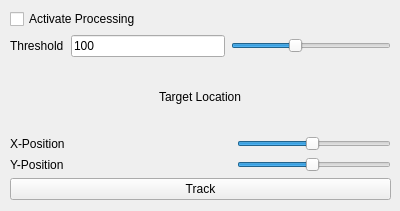
First picture: the form in marangonitrackingdialog.ui, repository SamDehaeck/GigaViewer, before the edit.
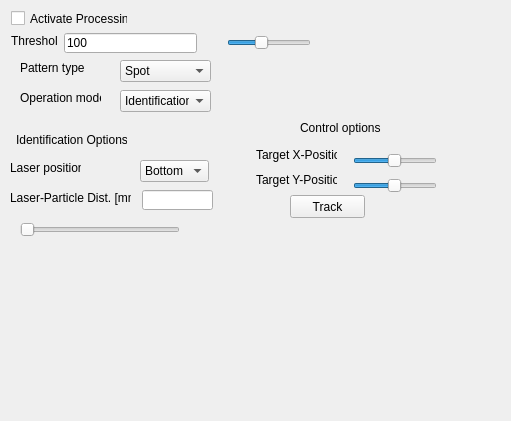
Second picture: the form after the edit.

Commit message:
Interface first iteration
Add buttons for the final form

Diff of the .ui file:
```diff
--- a/marangonitrackingdialog.ui
+++ b/marangonitrackingdialog.ui
@@ -6,8 +6,8 @@
    <rect>
     <x>0</x>
     <y>0</y>
-    <width>400</width>
-    <height>211</height>
+    <width>511</width>
+    <height>421</height>
    </rect>
   </property>
   <property name="windowTitle">
@@ -16,46 +16,235 @@
   <property name="windowOpacity">
    <double>0.800000000000000</double>
   </property>
-  <widget class="QWidget" name="gridLayoutWidget">
+  <widget class="QLabel" name="label_2">
    <property name="geometry">
     <rect>
+     <x>300</x>
+     <y>120</y>
+     <width>91</width>
+     <height>16</height>
+    </rect>
+   </property>
+   <property name="text">
+    <string>Control options</string>
+   </property>
+  </widget>
+  <widget class="QLabel" name="label_5">
+   <property name="geometry">
+    <rect>
+     <x>20</x>
+     <y>60</y>
+     <width>71</width>
+     <height>16</height>
+    </rect>
+   </property>
+   <property name="text">
+    <string>Pattern type</string>
+   </property>
+  </widget>
+  <widget class="QComboBox" name="comboBox">
+   <property name="geometry">
+    <rect>
+     <x>120</x>
+     <y>60</y>
+     <width>91</width>
+     <height>22</height>
+    </rect>
+   </property>
+   <item>
+    <property name="text">
+     <string>Spot</string>
+    </property>
+   </item>
+   <item>
+    <property name="text">
+     <string>Arc</string>
+    </property>
+   </item>
+   <item>
+    <property name="text">
+     <string>Circle</string>
+    </property>
+   </item>
+  </widget>
+  <widget class="QComboBox" name="comboBox_2">
+   <property name="geometry">
+    <rect>
+     <x>120</x>
+     <y>90</y>
+     <width>91</width>
+     <height>22</height>
+    </rect>
+   </property>
+   <item>
+    <property name="text">
+     <string>Identification</string>
+    </property>
+   </item>
+   <item>
+    <property name="text">
+     <string>Control</string>
+    </property>
+   </item>
+   <item>
+    <property name="text">
+     <string>Control with FF</string>
+    </property>
+   </item>
+  </widget>
+  <widget class="QLabel" name="label_6">
+   <property name="geometry">
+    <rect>
+     <x>20</x>
+     <y>90</y>
+     <width>81</width>
+     <height>16</height>
+    </rect>
+   </property>
+   <property name="text">
+    <string>Operation mode</string>
+   </property>
+  </widget>
+  <widget class="QLabel" name="label_7">
+   <property name="geometry">
+    <rect>
+     <x>16</x>
+     <y>130</y>
+     <width>111</width>
+     <height>20</height>
+    </rect>
+   </property>
+   <property name="text">
+    <string>Identification Options</string>
+   </property>
+  </widget>
+  <widget class="QLabel" name="label_8">
+   <property name="geometry">
+    <rect>
      <x>10</x>
-     <y>9</y>
-     <width>381</width>
-     <height>191</height>
+     <y>160</y>
+     <width>71</width>
+     <height>16</height>
     </rect>
    </property>
-   <layout class="QGridLayout" name="gridLayout">
-    <item row="0" column="0" colspan="4">
+   <property name="text">
+    <string>Laser position</string>
+   </property>
+  </widget>
+  <widget class="QLineEdit" name="lineEdit">
+   <property name="geometry">
+    <rect>
+     <x>142</x>
+     <y>190</y>
+     <width>71</width>
+     <height>20</height>
+    </rect>
+   </property>
+  </widget>
+  <widget class="QLabel" name="label_9">
+   <property name="geometry">
+    <rect>
+     <x>10</x>
+     <y>190</y>
+     <width>121</width>
+     <height>16</height>
+    </rect>
+   </property>
+   <property name="text">
+    <string>Laser-Particle Dist. [mm]</string>
+   </property>
+  </widget>
+  <widget class="QComboBox" name="comboBox_3">
+   <property name="geometry">
+    <rect>
+     <x>140</x>
+     <y>160</y>
+     <width>69</width>
+     <height>22</height>
+    </rect>
+   </property>
+   <item>
+    <property name="text">
+     <string>Bottom</string>
+    </property>
+   </item>
+   <item>
+    <property name="text">
+     <string>Right</string>
+    </property>
+   </item>
+   <item>
+    <property name="text">
+     <string>Top</string>
+    </property>
+   </item>
+   <item>
+    <property name="text">
+     <string>Left</string>
+    </property>
+   </item>
+  </widget>
+  <widget class="QSlider" name="horizontalSlider">
+   <property name="geometry">
+    <rect>
+     <x>20</x>
+     <y>220</y>
+     <width>160</width>
+     <height>19</height>
+    </rect>
+   </property>
+   <property name="orientation">
+    <enum>Qt::Horizontal</enum>
+   </property>
+  </widget>
+  <widget class="QLabel" name="label_4">
+   <property name="geometry">
+    <rect>
+     <x>256</x>
+     <y>170</y>
+     <width>81</width>
+     <height>20</height>
+    </rect>
+   </property>
+   <property name="text">
+    <string>Target Y-Position</string>
+   </property>
+  </widget>
      <widget class="QCheckBox" name="activateBox">
+   <property name="geometry">
+    <rect>
+     <x>11</x>
+     <y>10</y>
+     <width>117</width>
+     <height>17</height>
+    </rect>
+   </property>
       <property name="text">
        <string>Activate Processing</string>
       </property>
      </widget>
-    </item>
-    <item row="4" column="0">
-     <widget class="QLabel" name="label_4">
-      <property name="text">
-       <string>Y-Position</string>
-      </property>
-     </widget>
-    </item>
-    <item row="1" column="0">
      <widget class="QLabel" name="label">
+   <property name="geometry">
+    <rect>
+     <x>11</x>
+     <y>33</y>
+     <width>47</width>
+     <height>16</height>
+    </rect>
+   </property>
       <property name="text">
        <string>Threshold</string>
       </property>
      </widget>
-    </item>
-    <item row="2" column="0" colspan="4" alignment="Qt::AlignHCenter">
-     <widget class="QLabel" name="label_2">
-      <property name="text">
-       <string>Target Location</string>
-      </property>
-     </widget>
-    </item>
-    <item row="3" column="3">
      <widget class="QSlider" name="horPosition">
+   <property name="geometry">
+    <rect>
+     <x>353</x>
+     <y>151</y>
+     <width>84</width>
+     <height>19</height>
+    </rect>
+   </property>
       <property name="maximum">
        <number>1024</number>
       </property>
@@ -69,9 +258,15 @@
        <enum>Qt::Horizontal</enum>
       </property>
      </widget>
-    </item>
-    <item row="5" column="0" colspan="4">
      <widget class="QPushButton" name="trackButton">
+   <property name="geometry">
+    <rect>
+     <x>290</x>
+     <y>195</y>
+     <width>75</width>
+     <height>23</height>
+    </rect>
+   </property>
       <property name="focusPolicy">
        <enum>Qt::NoFocus</enum>
       </property>
@@ -82,9 +277,15 @@
        <bool>true</bool>
       </property>
      </widget>
-    </item>
-    <item row="1" column="2" colspan="2">
      <widget class="QSlider" name="thresholdSlider">
+   <property name="geometry">
+    <rect>
+     <x>227</x>
+     <y>33</y>
+     <width>84</width>
+     <height>19</height>
+    </rect>
+   </property>
       <property name="maximum">
        <number>255</number>
       </property>
@@ -101,16 +302,28 @@
        <enum>QSlider::NoTicks</enum>
       </property>
      </widget>
-    </item>
-    <item row="3" column="0">
      <widget class="QLabel" name="label_3">
+   <property name="geometry">
+    <rect>
+     <x>256</x>
+     <y>145</y>
+     <width>81</width>
+     <height>20</height>
+    </rect>
+   </property>
       <property name="text">
-       <string>X-Position</string>
-      </property>
-     </widget>
-    </item>
-    <item row="4" column="3">
+    <string>Target X-Position</string>
+   </property>
+  </widget>
      <widget class="QSlider" name="vertPosition">
+   <property name="geometry">
+    <rect>
+     <x>353</x>
+     <y>176</y>
+     <width>84</width>
+     <height>19</height>
+    </rect>
+   </property>
       <property name="maximum">
        <number>1024</number>
       </property>
@@ -124,15 +337,18 @@
        <enum>Qt::Horizontal</enum>
       </property>
      </widget>
-    </item>
-    <item row="1" column="1">
      <widget class="QLineEdit" name="threshEdit">
+   <property name="geometry">
+    <rect>
+     <x>64</x>
+     <y>33</y>
+     <width>133</width>
+     <height>20</height>
+    </rect>
+   </property>
       <property name="text">
        <string>100</string>
       </property>
-     </widget>
-    </item>
-   </layout>
   </widget>
  </widget>
  <resources/>
```
Lines whose indentation alone changed are shown as unchanged. The commit also changes 3 other files.
